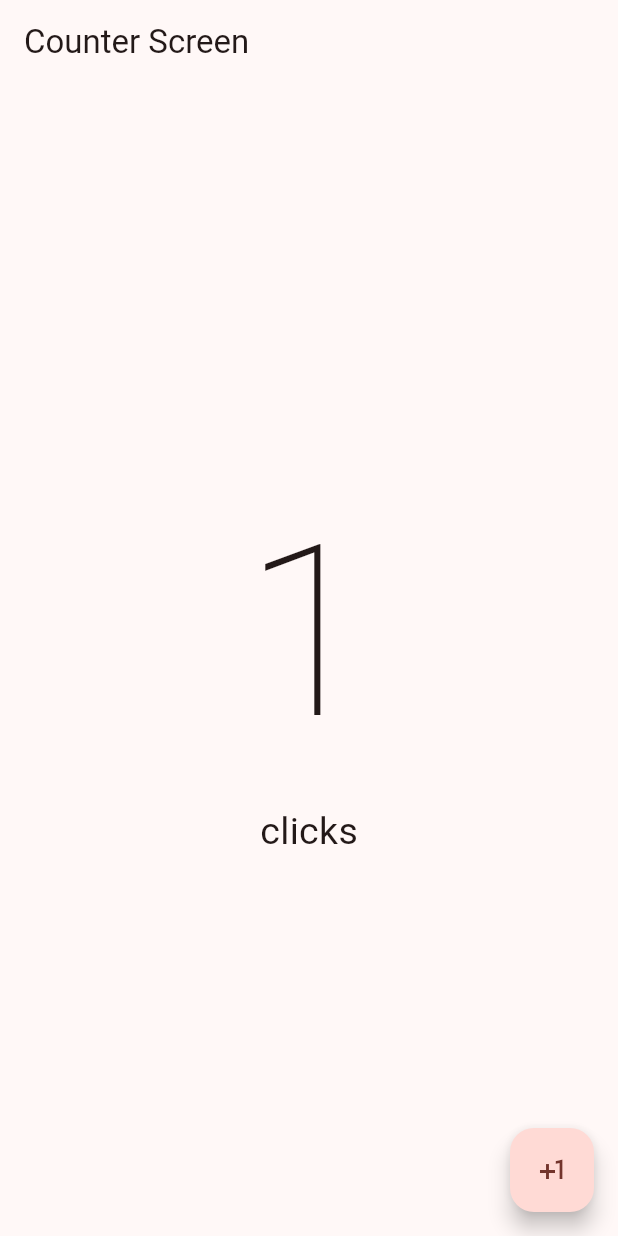
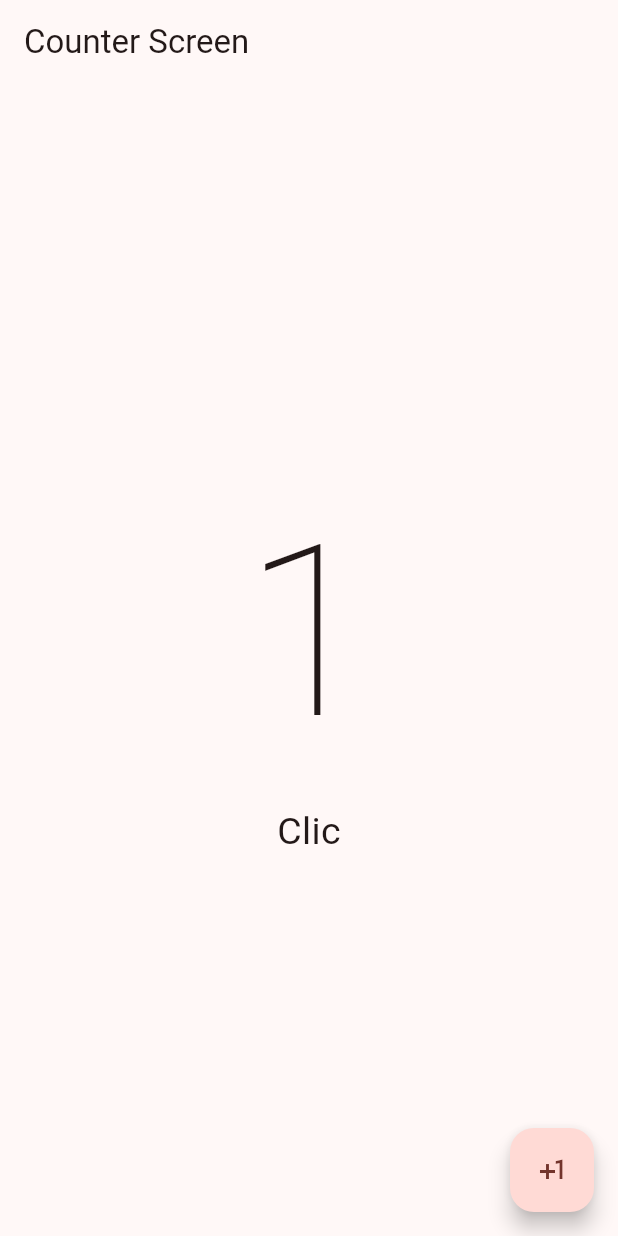
Before and after one commit to diego40g/dart_flutter, a Flutter app: the screen it shows after launch, after a tap on the "plus one" icon, on a phone screen of 412 x 824 dp. Run offline on Flutter 3.47's test engine with Material 3 defaults, Android fonts, the phone set to English and light mode, and no system bars; missing offline and left inert: conduit, conduit_core; project files that could hold a hidden picture were left out.

Commit message:
Actualizar texto de contador en CounterScreenStateful

```diff
--- a/02-flutter-primeros-pasos/hello_world_app/lib/presentation/screens/counter/counter_screen_stateful.dart
+++ b/02-flutter-primeros-pasos/hello_world_app/lib/presentation/screens/counter/counter_screen_stateful.dart
@@ -21,7 +21,8 @@ class _CounterScreenState extends State<CounterScreen> {
           mainAxisAlignment: MainAxisAlignment.center,
           children: [
             Text('$clicCounter',style: const TextStyle(fontSize: 160, fontWeight: FontWeight.w100),),
-            const Text('clicks', style: TextStyle(fontSize: 25),),
+            //Text(clicCounter == 1 ? 'click' : 'clicks', style: const TextStyle(fontSize: 25),),
+            Text('Clic${clicCounter == 1 ? '' : 's'}', style: const TextStyle(fontSize: 25),),
           ],
         ),
       ),
```
